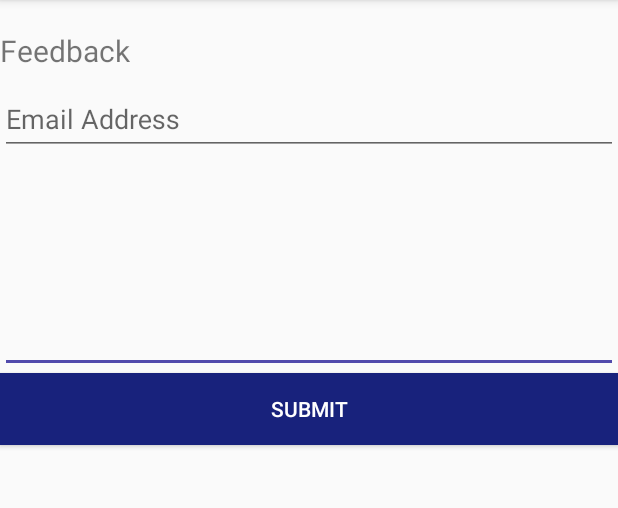
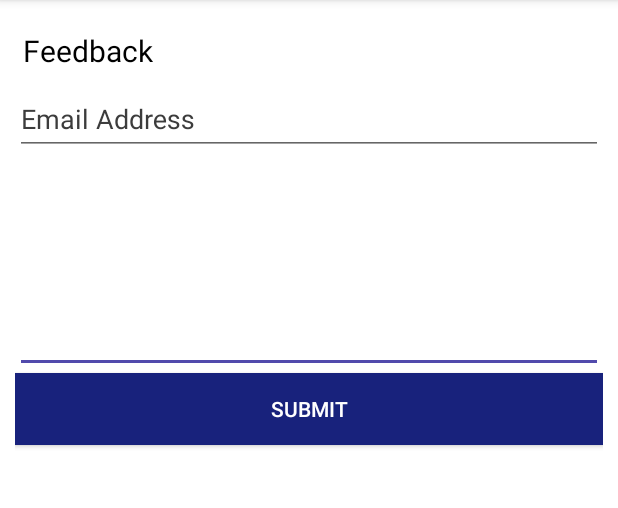
Before and after one commit to charlesMutisya/StanoSteadyWin, an Android app: the FeedBack screen opened directly, with no data from a screen before it, on a phone screen of 412 x 824 dp, the part 84-592 px from its top. Run offline under Robolectric (Android 15) with nearby library versions, the phone set to English and light mode, and no system bars.

Commit message:
polishing darkmode bugs

```diff
--- a/app/src/main/java/com/zitano/steadywin/FeedBack.java
+++ b/app/src/main/java/com/zitano/steadywin/FeedBack.java
@@ -3,9 +3,12 @@ package com.zitano.steadywin;
 import androidx.annotation.NonNull;
 import androidx.appcompat.app.AppCompatActivity;
 
+import android.content.Context;
 import android.content.Intent;
+import android.content.SharedPreferences;
 import android.net.Uri;
 import android.os.Bundle;
+import android.util.Log;
 import android.view.MenuItem;
 import android.view.View;
 import android.widget.Button;
@@ -16,13 +19,28 @@ public class FeedBack extends AppCompatActivity {
     Button btnSubmit;
     EditText txtFeed, txtEmail;
     String email;
+    private static final String TAG = "FeedbackLog";
     @Override
     protected void onCreate(Bundle savedInstanceState) {
+        mSharedPref = getSharedPreferences("com.zitano.steadywin.PREFERENCE_FILE_KEY", Context.MODE_PRIVATE);
+
+        if (isNightModeEnabled())
+        {
+            setTheme(R.style.darkTheme);
+            Log.i(TAG, "Night mode has been enabled");
+        }
+        else
+        {
+            setTheme(R.style.AppTheme);
+            Log.i(TAG, "Night mode has not been enabled");
+        }
         super.onCreate(savedInstanceState);
+
         if (getSupportActionBar() != null) {
             getSupportActionBar().setDisplayHomeAsUpEnabled(true);
             getSupportActionBar().setDisplayShowHomeEnabled(true);
         }
+
         setContentView(R.layout.activity_feed_back);
 
         btnSubmit = findViewById(R.id.btnfeed);
@@ -65,4 +83,9 @@ public class FeedBack extends AppCompatActivity {
     public void onBackPressed() {
         finish();
     }
+    private SharedPreferences mSharedPref;
+    private boolean isNightModeEnabled() {
+        return  mSharedPref.getBoolean("settings", false);
+    }
+
 }
--- a/app/src/main/java/com/zitano/steadywin/PostDetails.java
+++ b/app/src/main/java/com/zitano/steadywin/PostDetails.java
@@ -59,6 +59,7 @@ public class PostDetails extends AppCompatActivity {
         if (getSupportActionBar() != null) {
             getSupportActionBar().setDisplayHomeAsUpEnabled(true);
             getSupportActionBar().setDisplayShowHomeEnabled(true);
+
         }
         setContentView(R.layout.activity_post_details);
         postKey = getIntent().getExtras().getString("postkey");
@@ -144,6 +145,7 @@ public class PostDetails extends AppCompatActivity {
 
     @Override
     public boolean onCreateOptionsMenu(Menu menu) {
+
         getMenuInflater().inflate(R.menu.menub, menu);
         return  true;
     }
--- a/app/src/main/res/layout/activity_feed_back.xml
+++ b/app/src/main/res/layout/activity_feed_back.xml
@@ -4,11 +4,14 @@
     xmlns:tools="http://schemas.android.com/tools"
     android:layout_width="match_parent"
     android:layout_height="match_parent"
+    android:background="?attr/background_color_light"
     tools:context=".FeedBack">
 
  <LinearLayout
      android:layout_width="match_parent"
      android:layout_height="match_parent"
+     android:layout_marginLeft="10dp"
+     android:layout_marginRight="10dp"
      android:orientation="vertical">
 
      <TextView
@@ -16,17 +19,23 @@
          android:layout_width="wrap_content"
          android:layout_height="wrap_content"
          android:layout_marginTop="20dp"
+         android:layout_marginStart="5dp"
+         android:textColor="?attr/text_color"
+
          android:text="Feedback"
          android:textSize="20sp" />
 
      <com.google.android.material.textfield.TextInputLayout
          android:layout_width="match_parent"
+         android:textColorHint="?attr/text_color_hint"
          android:layout_height="wrap_content">
          <AutoCompleteTextView
              android:id="@+id/txtEmail"
              android:layout_width="match_parent"
              android:layout_height="wrap_content"
              android:hint="@string/your_email_address"
+             android:textColor="?attr/text_color"
+
              android:inputType="textEmailAddress"
              android:maxLines="1"/>
      </com.google.android.material.textfield.TextInputLayout>
@@ -37,6 +46,8 @@
          android:layout_height="wrap_content"
          android:layout_marginTop="100dp"
          android:ems="10"
+         android:textColor="?attr/text_color"
+
          android:inputType="textMultiLine">
          <requestFocus />
 
@@ -45,7 +56,7 @@
          android:id="@+id/btnfeed"
          android:layout_width="match_parent"
          android:layout_height="wrap_content"
-         android:background="@color/colorPrimary"
+         android:background="?attr/colorPrimary"
          android:text="@string/submit_feedback"
          android:textColor="#fff" />
 
--- a/app/src/main/res/layout/item_menu_switch.xml
+++ b/app/src/main/res/layout/item_menu_switch.xml
@@ -7,7 +7,9 @@
         android:id="@+id/switch_item"
         android:layout_width="63dp"
         android:layout_height="33dp"
-        android:layout_marginTop="16dp"
+android:padding="10dp"
+        android:layout_marginTop="20dp"
+        android:layout_marginEnd="20dp"
         android:layout_centerHorizontal="true"
         android:layout_centerVertical="true"/>
 </RelativeLayout>
--- a/app/src/main/res/values/attrs.xml
+++ b/app/src/main/res/values/attrs.xml
@@ -4,6 +4,7 @@
         <attr name="background_color" format="color"/>
         <attr name="text_color" format="color"/>
         <attr name="text_color_light" format="color"/>
+        <attr name="text_color_hint" format="color"/>
         <attr name="button_color" format="color"/>
         <attr name="background_color_light" format="color"/>
     </declare-styleable>
--- a/app/src/main/res/values/styles.xml
+++ b/app/src/main/res/values/styles.xml
@@ -12,6 +12,7 @@
         <!--        Text color is black-->
         <item name="button_color">@color/colorAccent</item>
         <item name="text_color_light">#302F2F</item>
+        <item name="text_color_hint">#3C3C3C</item>
         <item name="background_color_light">#ffff</item>
     </style>
 
@@ -26,7 +27,9 @@
         <!--     text and button color change to white to contrast with the app's background-->
         <item name="button_color">#ffff</item>
         <item name="text_color_light">#B1B0B0</item>
+        <item name="text_color_hint">#C2C1C1</item>
         <item name="background_color_light">#3E3D3D</item>
+        <item name="actionBarPopupTheme">@style/PopupMenuStyle</item>
     </style>
     <style name="AppTheme.NoActionBar">
         <item name="windowActionBar">false</item>
@@ -36,5 +39,7 @@
     <style name="AppTheme.AppBarOverlay" parent="ThemeOverlay.AppCompat.Dark.ActionBar" />
 
     <style name="AppTheme.PopupOverlay" parent="ThemeOverlay.AppCompat.Light" />
-
+    <style name="PopupMenuStyle" parent="ThemeOverlay.AppCompat.Dark">
+        <item name="android:background">@android:color/black</item>
+    </style>
 </resources>
```
